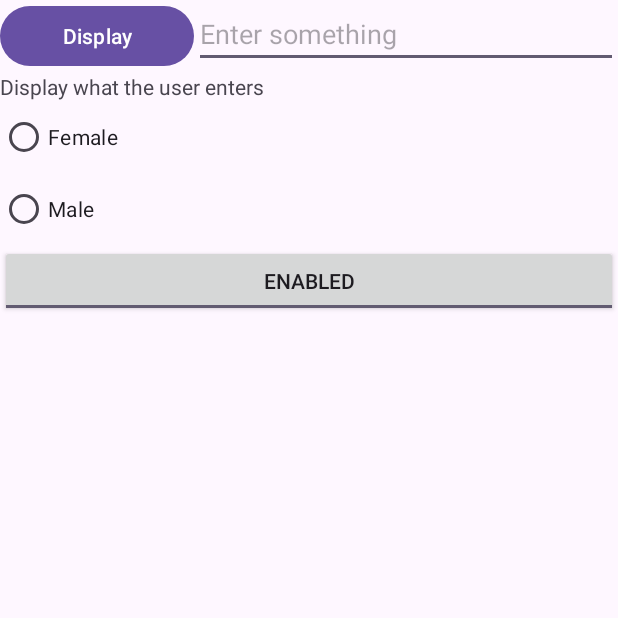
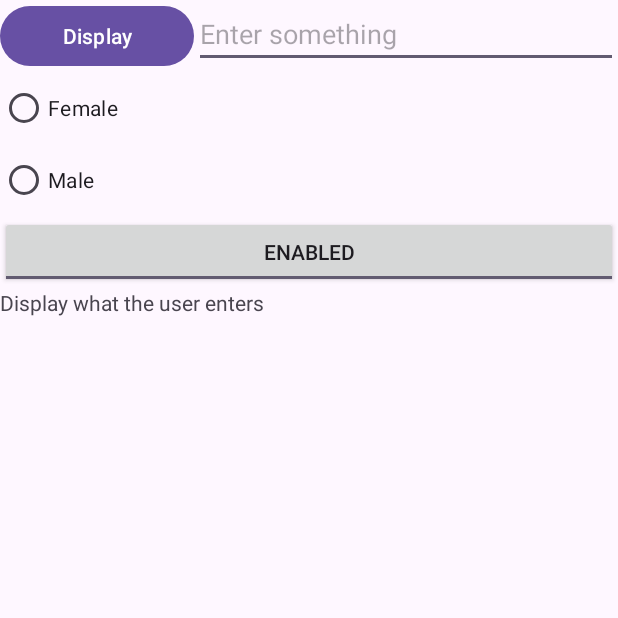
Before and after one commit to shwe-sintt/DemoSimpleClick, an Android app: the screen it shows after launch (MainActivity), on a phone screen of 412 x 824 dp, the top half of it. Run offline under Robolectric (Android 15) with nearby library versions, the phone set to English and light mode, and no system bars.

Commit message:
change order of display

```diff
--- a/app/src/main/res/layout/activity_main.xml
+++ b/app/src/main/res/layout/activity_main.xml
@@ -26,12 +26,6 @@
 
     </LinearLayout>
 
-    <TextView
-        android:id="@+id/textViewDisplay"
-        android:layout_width="match_parent"
-        android:layout_height="wrap_content"
-        android:text="@string/edTxtInput" />
-
     <RadioGroup
         android:id="@+id/radioGroupGender"
         android:layout_width="match_parent"
@@ -58,4 +52,10 @@
         android:text="ToggleButton"
         android:textOff="@string/disabled"
         android:textOn="@string/enabled" />
+
+    <TextView
+        android:id="@+id/textViewDisplay"
+        android:layout_width="match_parent"
+        android:layout_height="wrap_content"
+        android:text="@string/edTxtInput" />
 </LinearLayout>
```
